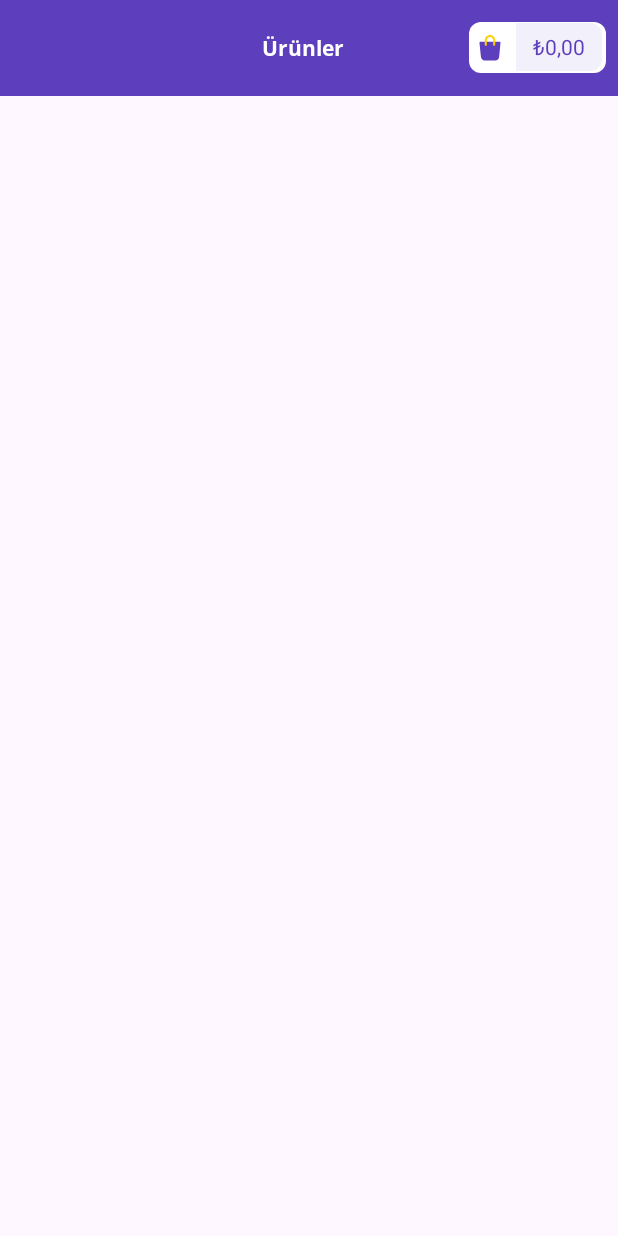
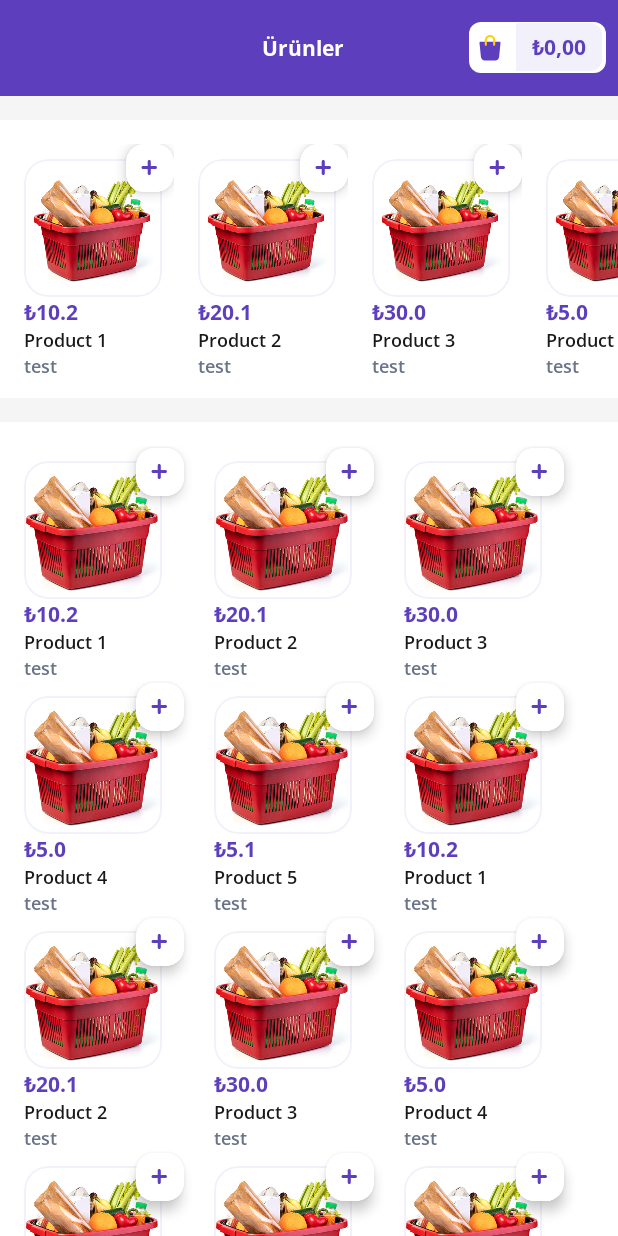
Before and after one commit to sengule/Getir-Bootcamp-Final-Project, an Android app: the fragment ProductListingFragment shown on its own in the app's theme, on a phone screen of 412 x 824 dp. Run offline under Robolectric (Android 15) with nearby library versions, the phone set to English and light mode, and no system bars.

Commit message:
product screen updated

```diff
--- a/app/src/main/java/com/example/getir_bootcamp_final_project/BasketFragment.kt
+++ b/app/src/main/java/com/example/getir_bootcamp_final_project/BasketFragment.kt
@@ -52,7 +52,6 @@ class BasketFragment : Fragment() {
         cartProductRecyclerView.addItemDecoration(itemDecoration)
         cartProductRecyclerView.isNestedScrollingEnabled = false
 
-
         suggestedProductRecyclerView.layoutManager = horizontalLayoutManager
         suggestedProductRecyclerView.adapter = ProductAdapter(productList)
 
--- a/app/src/main/java/com/example/getir_bootcamp_final_project/ProductListingFragment.kt
+++ b/app/src/main/java/com/example/getir_bootcamp_final_project/ProductListingFragment.kt
@@ -5,8 +5,22 @@ import androidx.fragment.app.Fragment
 import android.view.LayoutInflater
 import android.view.View
 import android.view.ViewGroup
+import androidx.recyclerview.widget.GridLayoutManager
+import androidx.recyclerview.widget.LinearLayoutManager
+import androidx.recyclerview.widget.RecyclerView
+import com.example.getir_bootcamp_final_project.adapter.ProductAdapter
+import com.example.getir_bootcamp_final_project.databinding.FragmentBasketBinding
+import com.example.getir_bootcamp_final_project.databinding.FragmentProductListingBinding
+import com.example.getir_bootcamp_final_project.utils.MarginItemDecorator
+import com.example.getir_bootcamp_final_project.utils.productList
 
 class ProductListingFragment : Fragment() {
+
+    private var _binding: FragmentProductListingBinding? = null
+    private val binding get() = _binding!!
+
+    private lateinit var productsHorizontalRecyclerView: RecyclerView
+    private lateinit var productsVerticalRecyclerView: RecyclerView
 
     override fun onCreate(savedInstanceState: Bundle?) {
         super.onCreate(savedInstanceState)
@@ -16,8 +30,29 @@ class ProductListingFragment : Fragment() {
         inflater: LayoutInflater, container: ViewGroup?,
         savedInstanceState: Bundle?,
     ): View? {
-        // Inflate the layout for this fragment
-        return inflater.inflate(R.layout.fragment_product_listing, container, false)
+        _binding = FragmentProductListingBinding.inflate(inflater, container, false)
+        productsVerticalRecyclerView = binding.rvProductsVertical
+        productsHorizontalRecyclerView = binding.rvProductsHorizontal
+        return binding.root
+    }
+
+    override fun onViewCreated(view: View, savedInstanceState: Bundle?) {
+        super.onViewCreated(view, savedInstanceState)
+        val gridLayoutManager = GridLayoutManager(this.context, 3)
+
+        val horizontalLayoutManager = LinearLayoutManager(this.context, RecyclerView.HORIZONTAL, false)
+
+        productsHorizontalRecyclerView.layoutManager = horizontalLayoutManager
+        productsHorizontalRecyclerView.adapter = ProductAdapter(productList)
+        val margin = resources.getDimensionPixelSize(R.dimen.margin_start)
+        val itemDecoration = MarginItemDecorator(margin)
+        productsHorizontalRecyclerView.addItemDecoration(itemDecoration)
+
+        val newList = productList + productList + productList + productList
+
+        productsVerticalRecyclerView.layoutManager = gridLayoutManager
+        productsVerticalRecyclerView.adapter = ProductAdapter(newList, ProductAdapter.ITEM_LARGE)
+
     }
 
 }
--- a/app/src/main/java/com/example/getir_bootcamp_final_project/adapter/CartAdapter.kt
+++ b/app/src/main/java/com/example/getir_bootcamp_final_project/adapter/CartAdapter.kt
@@ -25,5 +25,4 @@ class CartAdapter(
 
     override fun getItemCount() = productList.size
 
-
 }
--- a/app/src/main/java/com/example/getir_bootcamp_final_project/adapter/ProductAdapter.kt
+++ b/app/src/main/java/com/example/getir_bootcamp_final_project/adapter/ProductAdapter.kt
@@ -3,25 +3,62 @@ package com.example.getir_bootcamp_final_project.adapter
 import android.view.LayoutInflater
 import android.view.ViewGroup
 import androidx.recyclerview.widget.RecyclerView
+import com.example.getir_bootcamp_final_project.databinding.ItemProductLargeBinding
 import com.example.getir_bootcamp_final_project.databinding.ItemProductSmallBinding
 import com.example.getir_bootcamp_final_project.model.Product
 
+
 class ProductAdapter(
-    val productList: List<Product> = emptyList()
-): RecyclerView.Adapter<ProductAdapter.ProductViewHolder>() {
+    private val productList: List<Product> = emptyList(),
+    private val viewType: Int = ITEM_SMALL
+): RecyclerView.Adapter<RecyclerView.ViewHolder>() {
 
-    inner class ProductViewHolder(val binding: ItemProductSmallBinding) : RecyclerView.ViewHolder(binding.root)
-
-    override fun onCreateViewHolder(parent: ViewGroup, viewType: Int): ProductViewHolder {
-        val binding = ItemProductSmallBinding.inflate(LayoutInflater.from(parent.context), parent, false)
-        return ProductViewHolder(binding)
+    companion object {
+        const val ITEM_SMALL = 1
+        const val ITEM_LARGE = 2
     }
 
-    override fun onBindViewHolder(holder: ProductViewHolder, position: Int) {
-        holder.binding.tvProductName.text = productList[position].name
-        holder.binding.tvProductAttribute.text = productList[position].attribute
-        holder.binding.tvProductPrice.text = productList[position].price
+    override fun onCreateViewHolder(parent: ViewGroup, viewType: Int): RecyclerView.ViewHolder {
+        return when (viewType) {
+            ITEM_SMALL -> {
+                val binding = ItemProductSmallBinding.inflate(LayoutInflater.from(parent.context), parent, false)
+                ProductSmallViewHolder(binding)
+            }
+            ITEM_LARGE -> {
+                val binding = ItemProductLargeBinding.inflate(LayoutInflater.from(parent.context), parent, false)
+                ProductLargeViewHolder(binding)
+            }
+            else -> throw IllegalArgumentException("Invalid view type")
+        }
+    }
+
+    override fun onBindViewHolder(holder: RecyclerView.ViewHolder, position: Int) {
+        val item = productList[position]
+        when (holder.itemViewType) {
+            ITEM_SMALL -> {
+                val smallViewHolder = holder as ProductSmallViewHolder
+                smallViewHolder.binding.tvProductName.text = item.name
+                smallViewHolder.binding.tvProductAttribute.text = item.attribute
+                smallViewHolder.binding.tvProductPrice.text = item.price
+            }
+            ITEM_LARGE -> {
+                val largeViewHolder = holder as ProductLargeViewHolder
+                largeViewHolder.binding.tvProductName.text = item.name
+                largeViewHolder.binding.tvProductAttribute.text = item.attribute
+                largeViewHolder.binding.tvProductPrice.text = item.price
+            }
+        }
     }
 
     override fun getItemCount() = productList.size
+
+    //This methods override given viewType with recyclerview viewType
+    //So if user give ITEM_LARGE, it will be Large item printed on the screen
+    override fun getItemViewType(position: Int): Int {
+        return viewType
+    }
+
+    inner class ProductSmallViewHolder(val binding: ItemProductSmallBinding) : RecyclerView.ViewHolder(binding.root)
+
+    inner class ProductLargeViewHolder(val binding: ItemProductLargeBinding) : RecyclerView.ViewHolder(binding.root)
 }
--- /dev/null
+++ b/app/src/main/java/com/example/getir_bootcamp_final_project/utils/MarginItemDecorator.kt
@@ -0,0 +1,23 @@
+package com.example.getir_bootcamp_final_project.utils
+
+import android.graphics.Rect
+import android.view.View
+import androidx.recyclerview.widget.RecyclerView
+
+class MarginItemDecorator(private val marginStart: Int): RecyclerView.ItemDecoration() {
+
+    override fun getItemOffsets(
+        outRect: Rect,
+        view: View,
+        parent: RecyclerView,
+        state: RecyclerView.State
+    ) {
+        super.getItemOffsets(outRect, view, parent, state)
+
+        if (parent.getChildAdapterPosition(view) == 0) {
+            outRect.left = marginStart
+        } else {
+            outRect.left = 0
+        }
+    }
+}
--- a/app/src/main/res/layout/fragment_product_listing.xml
+++ b/app/src/main/res/layout/fragment_product_listing.xml
@@ -1,17 +1,20 @@
 <?xml version="1.0" encoding="utf-8"?>
-<androidx.coordinatorlayout.widget.CoordinatorLayout
-    xmlns:android="http://schemas.android.com/apk/res/android"
+<androidx.coordinatorlayout.widget.CoordinatorLayout xmlns:android="http://schemas.android.com/apk/res/android"
     xmlns:tools="http://schemas.android.com/tools"
     android:layout_height="match_parent"
     android:layout_width="match_parent"
+    xmlns:app="http://schemas.android.com/apk/res-auto"
     tools:context=".ProductListingFragment"
+    android:background="@color/color_background_body"
     >
 
     <com.google.android.material.appbar.AppBarLayout
         android:id="@+id/appBarLayout"
         android:layout_width="match_parent"
         android:layout_height="wrap_content"
-        android:background="@color/color_primary">
+        android:background="@color/color_primary"
+        app:liftOnScroll="false"
+        >
 
         <com.google.android.material.appbar.MaterialToolbar
             android:id="@+id/topAppBar"
@@ -59,19 +62,74 @@
                     >
 
                     <TextView
+                        style="@style/PrimaryTextViewStyle"
                         android:id="@+id/tvTotalPrice"
                         android:layout_width="wrap_content"
                         android:layout_height="wrap_content"
                         android:text="₺0,00"
                         android:textColor="@color/color_text_primary"
+                        android:textSize="14sp"
                         />
 
                 </LinearLayout>
-
             </LinearLayout>
 
         </com.google.android.material.appbar.MaterialToolbar>
-
     </com.google.android.material.appbar.AppBarLayout>
 
+    <androidx.core.widget.NestedScrollView
+        android:layout_width="match_parent"
+        android:layout_height="wrap_content"
+        app:layout_behavior="@string/appbar_scrolling_view_behavior"
+        android:fillViewport="true"
+        >
+
+        <LinearLayout
+            android:layout_width="match_parent"
+            android:layout_height="wrap_content"
+            android:orientation="vertical"
+            android:paddingTop="16dp"
+            >
+
+            <com.google.android.material.card.MaterialCardView
+                android:layout_width="match_parent"
+                android:layout_height="wrap_content"
+                app:cardElevation="0dp"
+                app:cardCornerRadius="0dp"
+                app:strokeWidth="0dp"
+                app:cardBackgroundColor="@color/white"
+
+                >
+
+                <androidx.recyclerview.widget.RecyclerView
+                    android:id="@+id/rv_products_horizontal"
+                    android:layout_width="match_parent"
+                    android:layout_height="wrap_content"
+
+                    android:layout_marginVertical="16dp"
+                    />
+
+            </com.google.android.material.card.MaterialCardView>
+
+            <com.google.android.material.card.MaterialCardView
+                android:layout_width="match_parent"
+                android:layout_height="wrap_content"
+                app:cardElevation="0dp"
+                app:cardCornerRadius="0dp"
+                app:strokeWidth="0dp"
+                app:cardBackgroundColor="@color/white"
+                android:layout_marginTop="16dp"
+                >
+
+                <androidx.recyclerview.widget.RecyclerView
+                    android:id="@+id/rv_products_vertical"
+                    android:layout_width="match_parent"
+                    android:layout_height="wrap_content"
+                    android:layout_marginHorizontal="16dp"
+                    android:layout_marginVertical="16dp" />
+
+            </com.google.android.material.card.MaterialCardView>
+        </LinearLayout>
+    </androidx.core.widget.NestedScrollView>
+
 </androidx.coordinatorlayout.widget.CoordinatorLayout>
--- a/app/src/main/res/layout/item_product_large.xml
+++ b/app/src/main/res/layout/item_product_large.xml
@@ -3,8 +3,27 @@
 <FrameLayout
     xmlns:android="http://schemas.android.com/apk/res/android"
     xmlns:app="http://schemas.android.com/apk/res-auto"
-    android:layout_width="104dp"
-    android:layout_height="164dp">
+    android:layout_width="match_parent"
+    android:layout_height="wrap_content"
+    >
+
+    <com.google.android.material.card.MaterialCardView
+        android:id="@+id/firstcard"
+        android:layout_width="32dp"
+        android:layout_height="32dp"
+        android:layout_gravity="top|end"
+        app:cardBackgroundColor="@color/white"
+        app:strokeColor="@null"
+        app:cardElevation="5dp"
+        android:layout_marginTop="1dp"
+        android:layout_marginEnd="20dp">
+
+        <ImageView
+            android:layout_width="wrap_content"
+            android:layout_height="wrap_content"
+            android:src="@drawable/ic_plus"
+            android:layout_gravity="center"/>
+    </com.google.android.material.card.MaterialCardView>
 
     <LinearLayout
         android:id="@+id/ll_product_container"
@@ -64,19 +83,5 @@
 
     </LinearLayout>
 
-    <com.google.android.material.card.MaterialCardView
-        android:layout_width="32dp"
-        android:layout_height="32dp"
-        android:layout_gravity="top|end"
-        app:cardBackgroundColor="@color/white"
-        app:strokeColor="@null"
-        app:cardElevation="5dp"
-        >
 
-        <ImageView
-            android:layout_width="wrap_content"
-            android:layout_height="wrap_content"
-            android:src="@drawable/ic_plus"
-            android:layout_gravity="center"/>
-    </com.google.android.material.card.MaterialCardView>
 </FrameLayout>
--- a/app/src/main/res/layout/item_product_small.xml
+++ b/app/src/main/res/layout/item_product_small.xml
@@ -22,14 +22,14 @@
             android:layout_height="92dp"
             app:cardCornerRadius="16dp"
             android:layout_gravity="center"
+            app:cardBackgroundColor="@color/white"
             app:strokeColor="@color/color_primary_subtle">
 
             <ImageView
                 android:id="@+id/iv_product_image"
                 android:layout_width="wrap_content"
                 android:layout_height="wrap_content"
-                android:src="@drawable/market"
-                android:scaleType="centerCrop"/>
+                android:src="@drawable/market" />
 
         </com.google.android.material.card.MaterialCardView>
 
--- /dev/null
+++ b/app/src/main/res/values/dimens.xml
@@ -0,0 +1,5 @@
+<?xml version="1.0" encoding="utf-8"?>
+<resources>
+    <dimen name="margin_start">16dp</dimen>
+
+</resources>
```
